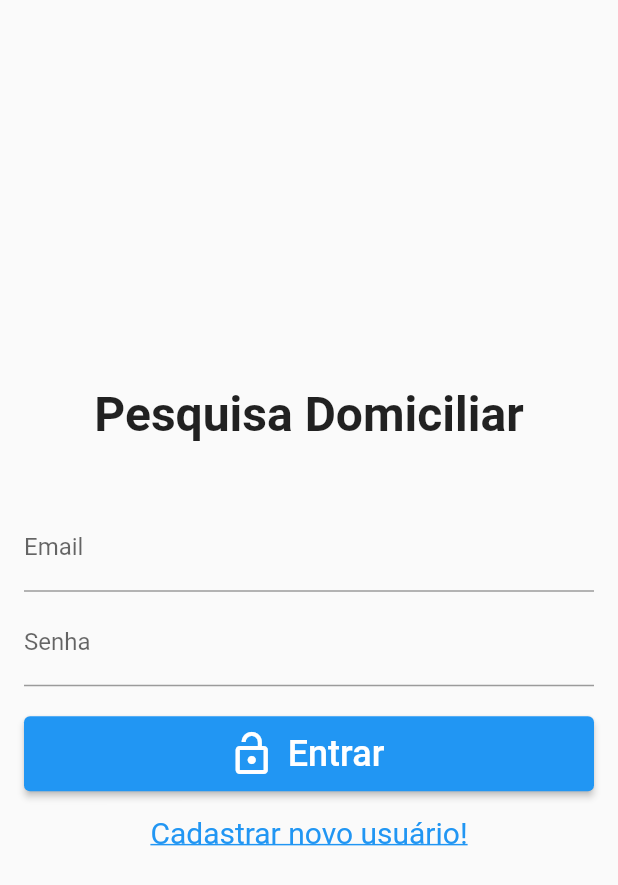
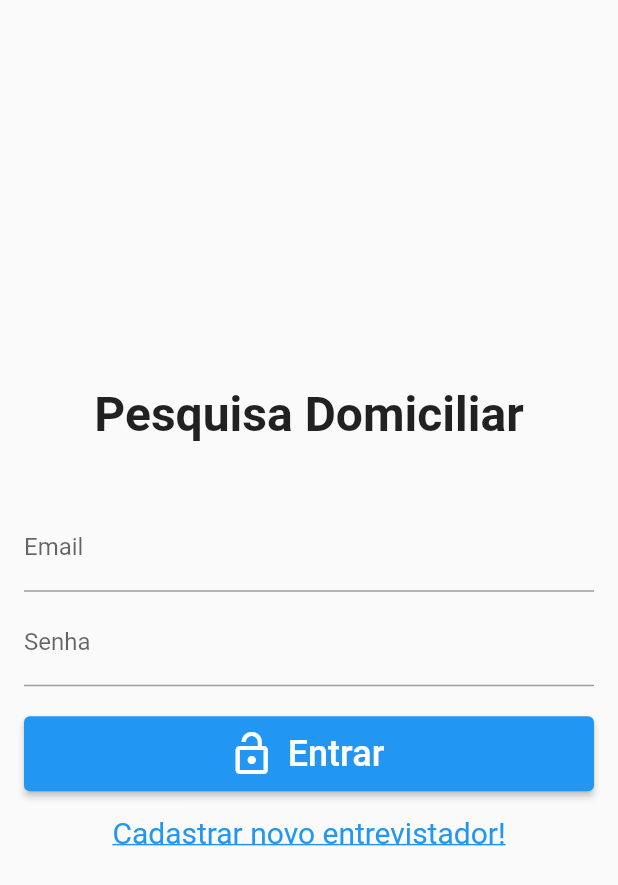
Before and after one commit to FelipeBenincaza/projetoModuloFlutter, a Flutter app: the screen it shows after launch, on a phone screen of 412 x 824 dp. Shown: the top 885 px of the screen. Run offline on Flutter 3.47's test engine with Material 2 defaults, Android fonts, the phone set to English and light mode, and no system bars; our stand-ins replace cloud_firestore, email_validator, faker, firebase_auth, firebase_core, flutter_slidable and 1 more; missing offline and left inert: pesquisapack; accounts and stored records are empty.

Commit message:
- ajuste texto login

```diff
--- a/lib/widget/login_widget.dart
+++ b/lib/widget/login_widget.dart
@@ -77,7 +77,7 @@ class _LoginWidgetState extends State<LoginWidget> {
                 TextSpan(
                   recognizer: TapGestureRecognizer()
                     ..onTap = widget.onClickedSignUp,
-                  text: 'Cadastrar novo usuário!',
+                  text: 'Cadastrar novo entrevistador!',
                   style: TextStyle(
                     decoration: TextDecoration.underline,
                     color: Theme.of(context).colorScheme.secondary,
```
